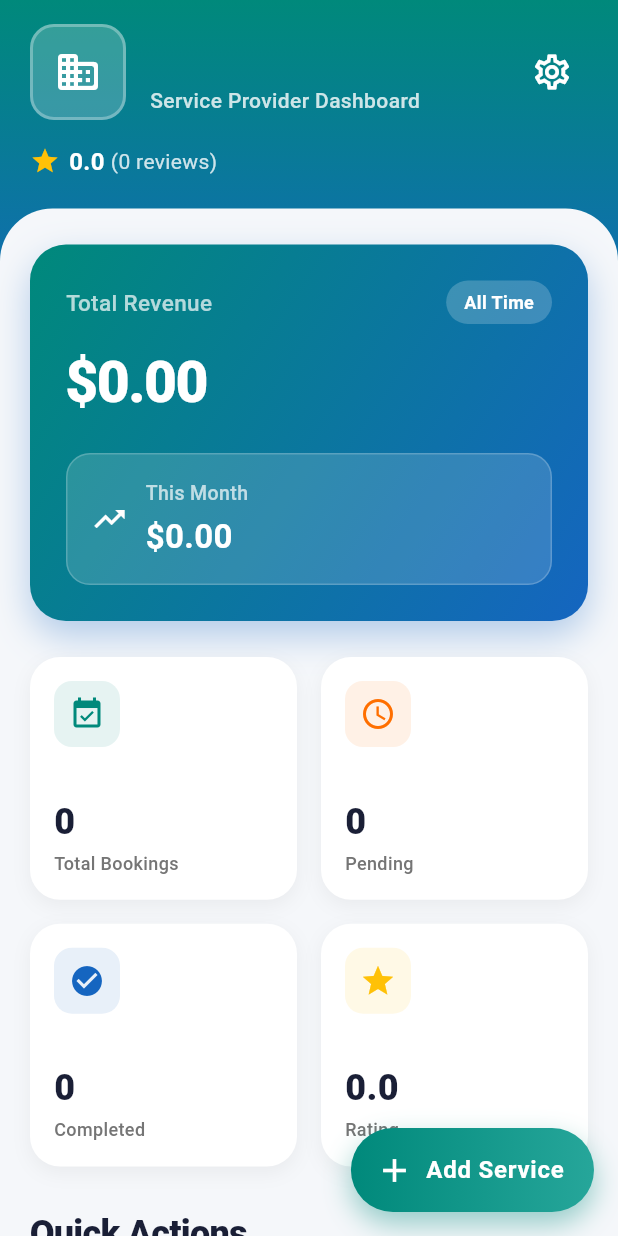
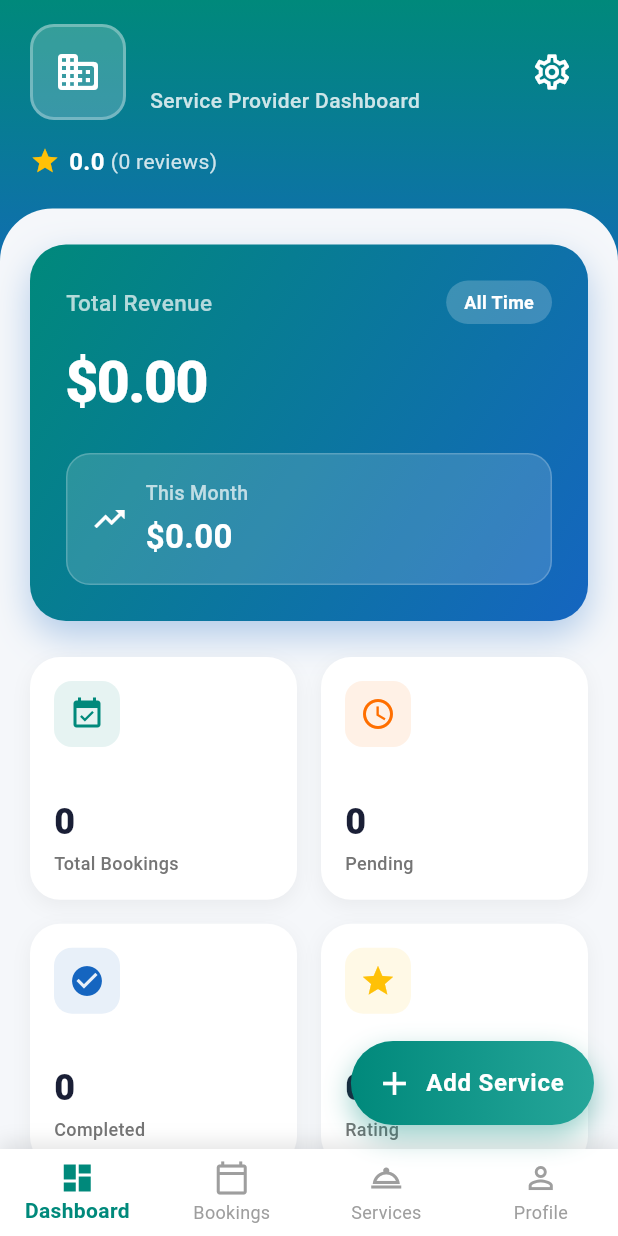
Before and after one commit to thisari-hettiarachchi/EventWallet, a Flutter app: the ServiceProviderDashboard screen opened directly with empty values, on a phone screen of 412 x 824 dp. Run offline on Flutter 3.47's test engine with Material 3 defaults, Android fonts, the phone set to English and light mode, and no system bars; our stand-ins replace cloud_firestore, firebase_auth, firebase_core; accounts and stored records are empty.

Commit message:
add bottom nav

```diff
--- /dev/null
+++ b/lib/core/widgets/provider_bottom_nav.dart
@@ -0,0 +1,136 @@
+import 'package:flutter/material.dart';
+import '../../features/service_provider/dashboard/dashboard.dart';
+import 'package:firebase_auth/firebase_auth.dart';
+import 'package:cloud_firestore/cloud_firestore.dart';
+
+class ProviderBottomNav extends StatelessWidget {
+  final int currentIndex;
+
+  const ProviderBottomNav({super.key, required this.currentIndex});
+
+  Future<void> _onTap(BuildContext context, int index) async {
+    if (index == currentIndex) return;
+
+    final user = FirebaseAuth.instance.currentUser;
+    if (user == null) return;
+
+    // We need providerType for the Dashboard.
+    // Usually, we'd get this from a Provider/State Management,
+    // but here we'll fetch it from Firestore or pass it if known.
+
+    Widget page;
+    switch (index) {
+      case 0:
+        final doc = await FirebaseFirestore.instance
+            .collection('service_providers')
+            .doc(user.uid)
+            .get();
+        final type = doc.data()?['providerType'] ?? 'photographer';
+        page = ServiceProviderDashboard(providerId: user.uid, providerType: type);
+        break;
+      case 1:
+        page = const ProviderBookingsPage();
+        break;
+      case 2:
+        page = const ProviderServicesPage();
+        break;
+      case 3:
+        page = const ProviderProfilePage();
+        break;
+      default:
+        return;
+    }
+
+    if (context.mounted) {
+      Navigator.pushReplacement(
+        context,
+        MaterialPageRoute(builder: (_) => page),
+      );
+    }
+  }
+
+  @override
+  Widget build(BuildContext context) {
+    return Container(
+      decoration: BoxDecoration(
+        color: Colors.white,
+        boxShadow: [
+          BoxShadow(
+            color: Colors.black.withValues(alpha: 0.1),
+            blurRadius: 10,
+            offset: const Offset(0, -5),
+          ),
+        ],
+      ),
+      child: BottomNavigationBar(
+        currentIndex: currentIndex,
+        onTap: (index) => _onTap(context, index),
+        type: BottomNavigationBarType.fixed,
+        selectedItemColor: const Color(0xFF00897B),
+        unselectedItemColor: Colors.grey,
+        selectedLabelStyle: const TextStyle(fontWeight: FontWeight.bold),
+        elevation: 0,
+        backgroundColor: Colors.transparent,
+        items: const [
+          BottomNavigationBarItem(
+            icon: Icon(Icons.dashboard_outlined),
+            activeIcon: Icon(Icons.dashboard),
+            label: 'Dashboard',
+          ),
+          BottomNavigationBarItem(
+            icon: Icon(Icons.calendar_today_outlined),
+            activeIcon: Icon(Icons.calendar_today),
+            label: 'Bookings',
+          ),
+          BottomNavigationBarItem(
+            icon: Icon(Icons.room_service_outlined),
+            activeIcon: Icon(Icons.room_service),
+            label: 'Services',
+          ),
+          BottomNavigationBarItem(
+            icon: Icon(Icons.person_outline),
+            activeIcon: Icon(Icons.person),
+            label: 'Profile',
+          ),
+        ],
+      ),
+    );
+  }
+}
+
+// Placeholder pages for Provider
+class ProviderBookingsPage extends StatelessWidget {
+  const ProviderBookingsPage({super.key});
+  @override
+  Widget build(BuildContext context) {
+    return Scaffold(
+      appBar: AppBar(title: const Text('Bookings')),
+      body: const Center(child: Text('Bookings Page')),
+      bottomNavigationBar: const ProviderBottomNav(currentIndex: 1),
+    );
+  }
+}
+
+class ProviderServicesPage extends StatelessWidget {
+  const ProviderServicesPage({super.key});
+  @override
+  Widget build(BuildContext context) {
+    return Scaffold(
+      appBar: AppBar(title: const Text('My Services')),
+      body: const Center(child: Text('Services Page')),
+      bottomNavigationBar: const ProviderBottomNav(currentIndex: 2),
+    );
+  }
+}
+
+class ProviderProfilePage extends StatelessWidget {
+  const ProviderProfilePage({super.key});
+  @override
+  Widget build(BuildContext context) {
+    return Scaffold(
+      appBar: AppBar(title: const Text('Profile')),
+      body: const Center(child: Text('Profile Page')),
+      bottomNavigationBar: const ProviderBottomNav(currentIndex: 3),
+    );
+  }
+}
--- a/lib/features/service_provider/dashboard/dashboard.dart
+++ b/lib/features/service_provider/dashboard/dashboard.dart
@@ -1,5 +1,6 @@
 import 'package:flutter/material.dart';
 import 'package:cloud_firestore/cloud_firestore.dart';
+import '../../../core/widgets/provider_bottom_nav.dart';
 
 class ServiceProviderDashboard extends StatefulWidget {
   final String providerId;
@@ -275,6 +276,7 @@ class _ServiceProviderDashboardState extends State<ServiceProviderDashboard>
           ),
         ),
       ),
+      bottomNavigationBar: const ProviderBottomNav(currentIndex: 0),
     );
   }
 
--- a/lib/features/user/info/service_provider.dart
+++ b/lib/features/user/info/service_provider.dart
@@ -18,8 +18,8 @@ class ServiceProviderPage extends StatelessWidget {
                   begin: Alignment.topLeft,
                   end: Alignment.bottomRight,
                   colors: [
-                    Color(0xFF00897B), // Teal/Green
-                    Color(0xFF1565C0), // Blue
+                    Color(0xFF00897B),
+                    Color(0xFF1565C0),
                   ],
                 ),
               ),
```
